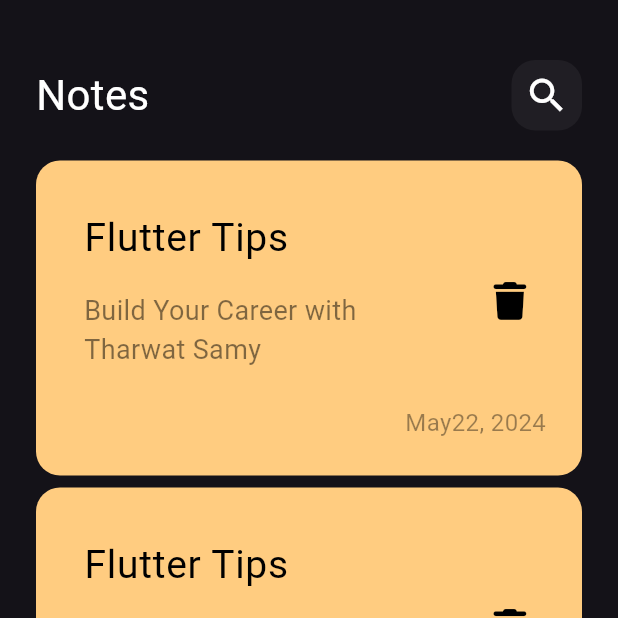
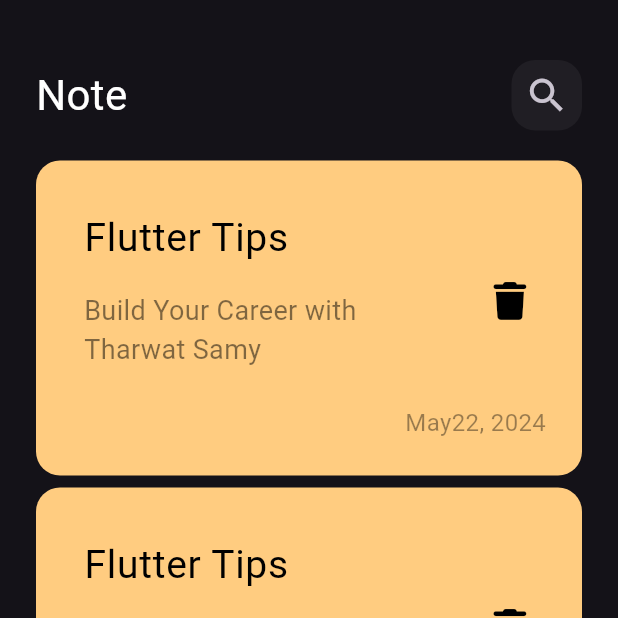
Before and after one commit to mohammedashraf16/Note_App, a Flutter app: the screen it shows after launch, on a phone screen of 412 x 824 dp, the top half of it. Run offline on Flutter 3.47's test engine with Material 3 defaults, Android fonts, the phone set to English and light mode, and no system bars; our stand-ins replace font_awesome_flutter; Roboto replaces fonts that are missing (assets/fonts/Poppins-Regular.ttf).

Commit message:
Add Custom AppBar To Edit Note View

```diff
--- a/lib/widgets/custom_app_bar.dart
+++ b/lib/widgets/custom_app_bar.dart
@@ -2,21 +2,24 @@ import 'package:flutter/material.dart';
 import 'package:notes_app/widgets/custom_icon_search.dart';
 
 class CustomAppBar extends StatelessWidget {
-  const CustomAppBar({super.key});
-
+  const CustomAppBar({super.key, required this.title, required this.icon});
+final String title;
+final IconData icon;
   @override
   Widget build(BuildContext context) {
-    return const Row(
+    return  Row(
       children: [
         Text(
-          "Notes",
-          style: TextStyle(
+          title,
+          style: const TextStyle(
             fontSize: 28,
             color: Colors.white,
           ),
         ),
-        Spacer(),
-        CustomSearchIcon()
+        const Spacer(),
+        CustomIcon(
+        icon: icon,
+        )
       ],
     );
   }
--- a/lib/widgets/custom_icon_search.dart
+++ b/lib/widgets/custom_icon_search.dart
@@ -1,20 +1,26 @@
 import 'package:flutter/material.dart';
 
-class CustomSearchIcon extends StatelessWidget {
-  const CustomSearchIcon({super.key});
+class CustomIcon extends StatelessWidget {
+  const CustomIcon({super.key, required this.icon});
+
+  final IconData icon;
 
   @override
   Widget build(BuildContext context) {
     return Container(
       height: 47,
       width: 47,
-      decoration:  BoxDecoration(
+      decoration: BoxDecoration(
         borderRadius: BorderRadius.circular(16),
         color: Colors.white.withOpacity(.05),
       ),
-      child: const Center(
-        child: Icon(Icons.search,size: 30,),
+      child: IconButton(
+        onPressed: () {},
+        icon: Icon(
+          icon,
+          size: 30,
+        ),
       ),
-    );
+     );
   }
 }
--- a/lib/widgets/edit_note_view_body.dart
+++ b/lib/widgets/edit_note_view_body.dart
@@ -1,11 +1,21 @@
 import 'package:flutter/material.dart';
+import 'package:notes_app/widgets/custom_app_bar.dart';
 class EditNoteViewBody extends StatelessWidget {
   const EditNoteViewBody({super.key});
 
   @override
   Widget build(BuildContext context) {
-    return Container(
-
+    return const Padding(
+      padding: EdgeInsets.symmetric(horizontal: 24.0),
+      child: Column(
+      children: [
+        SizedBox(height: 40,),
+        CustomAppBar(
+          title: "Edit Note",
+          icon: Icons.check,
+        ),
+      ],
+      ),
     );
   }
 }
--- a/lib/widgets/note_view_body.dart
+++ b/lib/widgets/note_view_body.dart
@@ -15,7 +15,10 @@ class NotesViewBody extends StatelessWidget {
           SizedBox(
             height: 40,
           ),
-          CustomAppBar(),
+          CustomAppBar(
+            title: "Note",
+            icon: Icons.search,
+          ),
           Expanded(child: NotesListView()),
         ],
       ),
```
